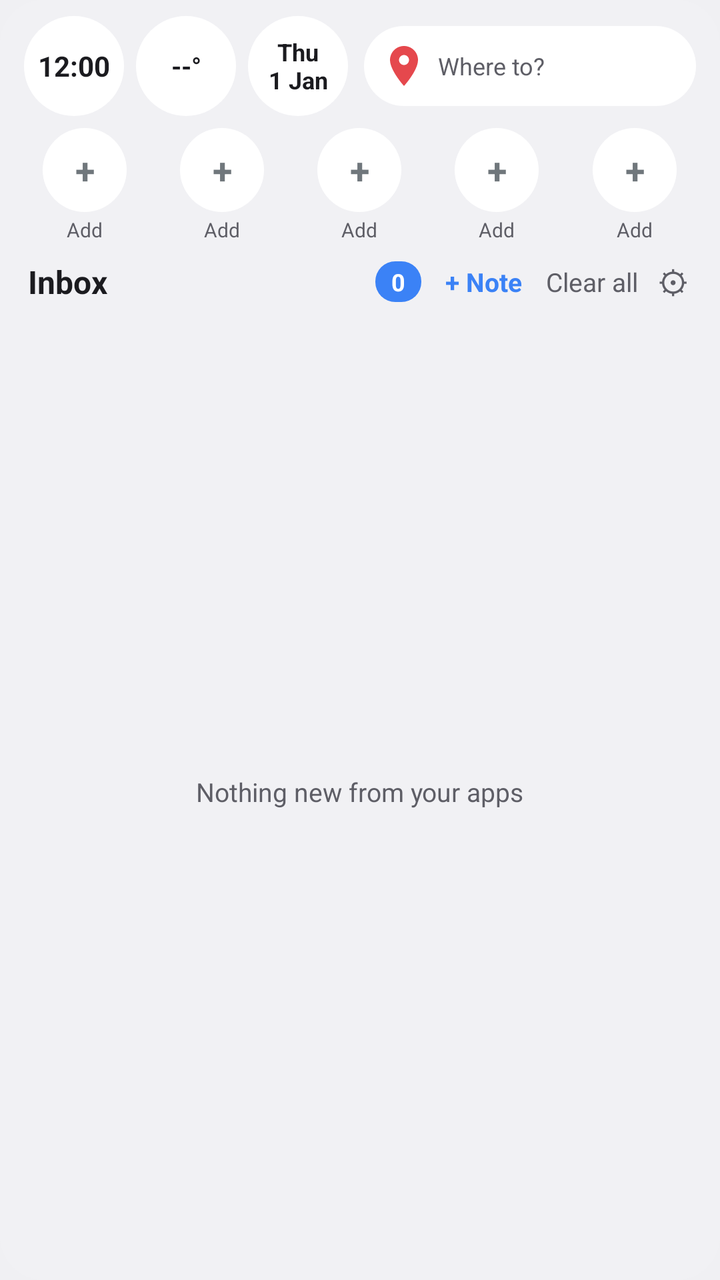
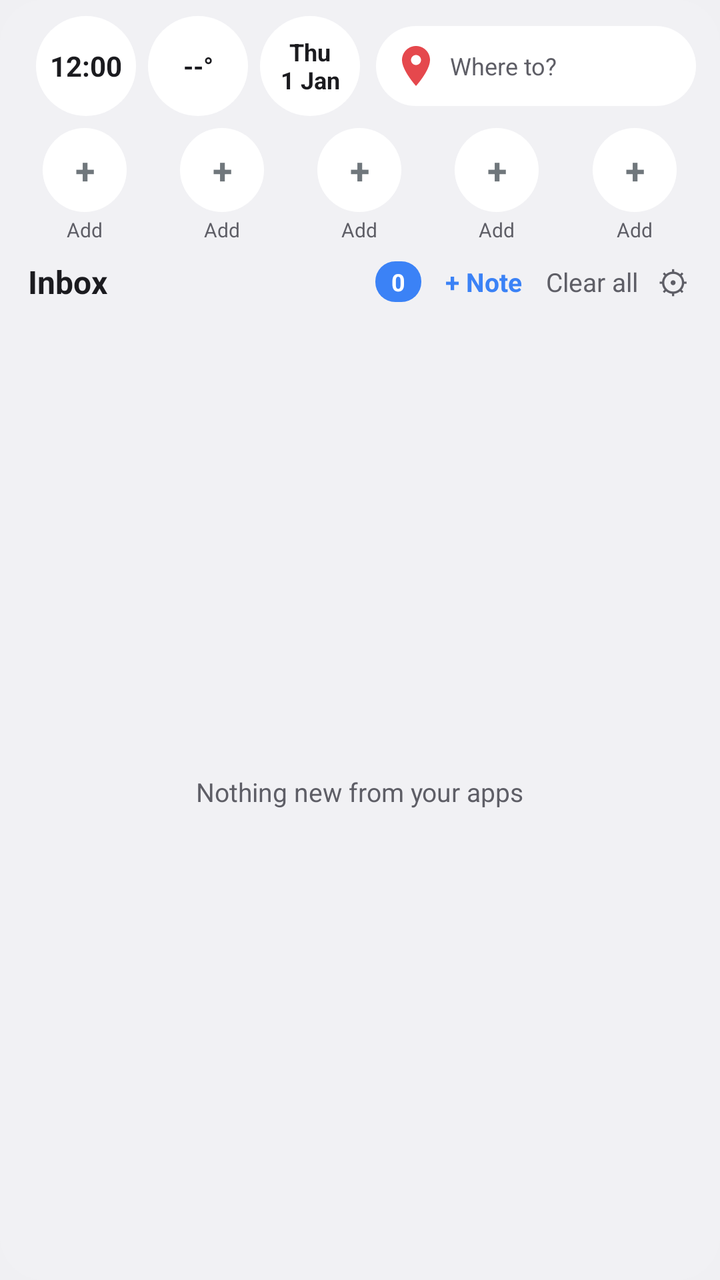

The first picture is an Android layout as it rendered before a commit; the second is the same layout after the commit. The layout source and the unified diff follow.
<!-- AndroidManifest.xml: application theme NtTheme -->
<!-- res/layout/widget_tiles.xml -->
<?xml version="1.0" encoding="utf-8"?>
<LinearLayout xmlns:android="http://schemas.android.com/apk/res/android"
    android:id="@+id/root"
    android:layout_width="match_parent"
    android:layout_height="match_parent"
    android:background="@drawable/nt_widget_bg"
    android:orientation="vertical"
    android:padding="8dp">


    <LinearLayout
        android:layout_width="match_parent"
        android:layout_height="wrap_content"
        android:gravity="center_vertical"
        android:orientation="horizontal"
        android:paddingStart="4dp"
        android:paddingEnd="4dp"
        android:paddingBottom="6dp">

        <TextClock
            android:id="@+id/wclock"
            android:layout_width="50dp"
            android:layout_height="50dp"
            android:background="@drawable/nt_circle_bg"
            android:format12Hour="h:mm"
            android:format24Hour="HH:mm"
            android:gravity="center"
            android:textColor="@color/nt_text"
            android:textSize="14sp"
            android:textStyle="bold" />

        <TextView
            android:id="@+id/wweather"
            android:layout_width="50dp"
            android:layout_height="50dp"
            android:layout_marginStart="6dp"
            android:background="@drawable/nt_circle_bg"
            android:gravity="center"
            android:text="--°"
            android:textColor="@color/nt_text"
            android:textSize="13sp"
            android:textStyle="bold" />

        <TextClock
            android:id="@+id/wdate"
            android:layout_width="50dp"
            android:layout_height="50dp"
            android:layout_marginStart="6dp"
            android:background="@drawable/nt_circle_bg"
            android:format12Hour="EEE&#10;d MMM"
            android:format24Hour="EEE&#10;d MMM"
            android:gravity="center"
            android:textColor="@color/nt_text"
            android:textSize="12sp"
            android:textStyle="bold" />

        <LinearLayout
            android:id="@+id/wloc"
            android:layout_width="0dp"
            android:layout_height="40dp"
            android:layout_marginStart="8dp"
            android:layout_weight="1"
            android:background="@drawable/nt_pill_bg"
            android:gravity="center_vertical"
            android:orientation="horizontal"
            android:paddingStart="8dp"
            android:paddingEnd="6dp">

            <ImageView
                android:id="@+id/wpin"
                android:layout_width="24dp"
                android:layout_height="24dp"
                android:src="@drawable/ic_pin" />

            <TextView
                android:layout_width="0dp"
                android:layout_height="wrap_content"
                android:layout_marginStart="5dp"
                android:layout_weight="1"
                android:ellipsize="end"
                android:maxLines="1"
                android:text="Where to?"
                android:textColor="@color/nt_sub"
                android:textSize="12sp" />
        </LinearLayout>
    </LinearLayout>

    <LinearLayout
        android:id="@+id/dialrow"
        android:layout_width="match_parent"
        android:layout_height="wrap_content"
        android:orientation="horizontal"
        android:paddingBottom="6dp">

        <LinearLayout
            android:id="@+id/dial0"
            android:layout_width="0dp"
            android:layout_height="wrap_content"
            android:layout_weight="1"
            android:gravity="center_horizontal"
            android:orientation="vertical">

            <TextView
                android:id="@+id/dc0"
                android:layout_width="42dp"
                android:layout_height="42dp"
                android:background="@drawable/nt_circle_bg"
                android:gravity="center"
                android:text="+"
                android:textSize="18sp"
                android:textStyle="bold" />

            <TextView
                android:id="@+id/dn0"
                android:layout_width="match_parent"
                android:layout_height="wrap_content"
                android:ellipsize="end"
                android:gravity="center"
                android:maxLines="1"
                android:paddingTop="2dp"
                android:text="Add"
                android:textColor="@color/nt_sub"
                android:textSize="10sp" />
        </LinearLayout>

        <LinearLayout
            android:id="@+id/dial1"
            android:layout_width="0dp"
            android:layout_height="wrap_content"
            android:layout_weight="1"
            android:gravity="center_horizontal"
            android:orientation="vertical">

            <TextView
                android:id="@+id/dc1"
                android:layout_width="42dp"
                android:layout_height="42dp"
                android:background="@drawable/nt_circle_bg"
                android:gravity="center"
                android:text="+"
                android:textSize="18sp"
                android:textStyle="bold" />

            <TextView
                android:id="@+id/dn1"
                android:layout_width="match_parent"
                android:layout_height="wrap_content"
                android:ellipsize="end"
                android:gravity="center"
                android:maxLines="1"
                android:paddingTop="2dp"
                android:text="Add"
                android:textColor="@color/nt_sub"
                android:textSize="10sp" />
        </LinearLayout>

        <LinearLayout
            android:id="@+id/dial2"
            android:layout_width="0dp"
            android:layout_height="wrap_content"
            android:layout_weight="1"
            android:gravity="center_horizontal"
            android:orientation="vertical">

            <TextView
                android:id="@+id/dc2"
                android:layout_width="42dp"
                android:layout_height="42dp"
                android:background="@drawable/nt_circle_bg"
                android:gravity="center"
                android:text="+"
                android:textSize="18sp"
                android:textStyle="bold" />

            <TextView
                android:id="@+id/dn2"
                android:layout_width="match_parent"
                android:layout_height="wrap_content"
                android:ellipsize="end"
                android:gravity="center"
                android:maxLines="1"
                android:paddingTop="2dp"
                android:text="Add"
                android:textColor="@color/nt_sub"
                android:textSize="10sp" />
        </LinearLayout>

        <LinearLayout
            android:id="@+id/dial3"
            android:layout_width="0dp"
            android:layout_height="wrap_content"
            android:layout_weight="1"
            android:gravity="center_horizontal"
            android:orientation="vertical">

            <TextView
                android:id="@+id/dc3"
                android:layout_width="42dp"
                android:layout_height="42dp"
                android:background="@drawable/nt_circle_bg"
                android:gravity="center"
                android:text="+"
                android:textSize="18sp"
                android:textStyle="bold" />

            <TextView
                android:id="@+id/dn3"
                android:layout_width="match_parent"
                android:layout_height="wrap_content"
                android:ellipsize="end"
                android:gravity="center"
                android:maxLines="1"
                android:paddingTop="2dp"
                android:text="Add"
                android:textColor="@color/nt_sub"
                android:textSize="10sp" />
        </LinearLayout>

        <LinearLayout
            android:id="@+id/dial4"
            android:layout_width="0dp"
            android:layout_height="wrap_content"
            android:layout_weight="1"
            android:gravity="center_horizontal"
            android:orientation="vertical">

            <TextView
                android:id="@+id/dc4"
                android:layout_width="42dp"
                android:layout_height="42dp"
                android:background="@drawable/nt_circle_bg"
                android:gravity="center"
                android:text="+"
                android:textSize="18sp"
                android:textStyle="bold" />

            <TextView
                android:id="@+id/dn4"
                android:layout_width="match_parent"
                android:layout_height="wrap_content"
                android:ellipsize="end"
                android:gravity="center"
                android:maxLines="1"
                android:paddingTop="2dp"
                android:text="Add"
                android:textColor="@color/nt_sub"
                android:textSize="10sp" />
        </LinearLayout>
    </LinearLayout>

    <LinearLayout
        android:id="@+id/header"
        android:layout_width="match_parent"
        android:layout_height="wrap_content"
        android:gravity="center_vertical"
        android:orientation="horizontal"
        android:paddingStart="6dp"
        android:paddingEnd="6dp"
        android:paddingBottom="6dp">

        <TextView
            android:id="@+id/hdr_title"
            android:layout_width="0dp"
            android:layout_height="wrap_content"
            android:layout_weight="1"
            android:text="Inbox"
            android:textColor="@color/nt_text"
            android:textSize="16sp"
            android:textStyle="bold" />

        <TextView
            android:id="@+id/count"
            android:layout_width="wrap_content"
            android:layout_height="wrap_content"
            android:background="@drawable/nt_badge_bg"
            android:paddingStart="8dp"
            android:paddingTop="2dp"
            android:paddingEnd="8dp"
            android:paddingBottom="2dp"
            android:text="0"
            android:textColor="#FFFFFF"
            android:textSize="12sp"
            android:textStyle="bold" />

        <TextView
            android:id="@+id/wnote"
            android:layout_width="wrap_content"
            android:layout_height="wrap_content"
            android:paddingStart="12dp"
            android:paddingTop="4dp"
            android:paddingEnd="6dp"
            android:paddingBottom="4dp"
            android:text="+ Note"
            android:textColor="@color/nt_badge"
            android:textSize="13sp"
            android:textStyle="bold" />

        <TextView
            android:id="@+id/wclear"
            android:layout_width="wrap_content"
            android:layout_height="wrap_content"
            android:paddingStart="6dp"
            android:paddingTop="4dp"
            android:paddingEnd="2dp"
            android:paddingBottom="4dp"
            android:text="Clear all"
            android:textColor="@color/nt_sub"
            android:textSize="13sp" />

        <TextView
            android:id="@+id/wset"
            android:layout_width="wrap_content"
            android:layout_height="wrap_content"
            android:paddingStart="8dp"
            android:paddingTop="2dp"
            android:paddingEnd="2dp"
            android:paddingBottom="2dp"
            android:text="⚙"
            android:textColor="@color/nt_sub"
            android:textSize="16sp" />
    </LinearLayout>

    <FrameLayout
        android:layout_width="match_parent"
        android:layout_height="0dp"
        android:layout_weight="1">

        <GridView
            android:id="@+id/grid"
            android:layout_width="match_parent"
            android:layout_height="match_parent"
            android:horizontalSpacing="6dp"
            android:listSelector="@android:color/transparent"
            android:numColumns="2"
            android:scrollbars="none"
            android:stretchMode="columnWidth"
            android:verticalSpacing="6dp" />

        <TextView
            android:id="@+id/empty"
            android:layout_width="wrap_content"
            android:layout_height="wrap_content"
            android:layout_gravity="center"
            android:text="Nothing new from your apps"
            android:textColor="@color/nt_sub"
            android:textSize="13sp" />
    </FrameLayout>
</LinearLayout>
<!-- resources referenced by this layout -->
<resources>
  <color name="nt_badge">#3B82F6</color>
  <color name="nt_sub">#5E5E66</color>
  <color name="nt_text">#1B1B1F</color>
  <!-- drawable ic_pin (drawable) -->
  <?xml version="1.0" encoding="utf-8"?>
  <vector xmlns:android="http://schemas.android.com/apk/res/android"
      android:width="24dp"
      android:height="24dp"
      android:viewportWidth="24"
      android:viewportHeight="24">
      <path
          android:fillColor="#E5484D"
          android:pathData="M12,2C8.13,2 5,5.13 5,9c0,5.25 7,13 7,13s7,-7.75 7,-13c0,-3.87 -3.13,-7 -7,-7zM12,11.5c-1.38,0 -2.5,-1.12 -2.5,-2.5s1.12,-2.5 2.5,-2.5 2.5,1.12 2.5,2.5 -1.12,2.5 -2.5,2.5z" />
  </vector>
  <!-- drawable nt_badge_bg (drawable) -->
  <?xml version="1.0" encoding="utf-8"?>
  <shape xmlns:android="http://schemas.android.com/apk/res/android" android:shape="rectangle">
      <solid android:color="@color/nt_badge" />
      <corners android:radius="10dp" />
  </shape>
  <!-- drawable nt_circle_bg (drawable) -->
  <?xml version="1.0" encoding="utf-8"?>
  <shape xmlns:android="http://schemas.android.com/apk/res/android" android:shape="oval">
      <solid android:color="@color/nt_circle" />
  </shape>
  <!-- drawable nt_pill_bg (drawable) -->
  <?xml version="1.0" encoding="utf-8"?>
  <shape xmlns:android="http://schemas.android.com/apk/res/android" android:shape="rectangle">
      <solid android:color="@color/nt_circle" />
      <corners android:radius="20dp" />
  </shape>
  <!-- drawable nt_widget_bg (drawable) -->
  <?xml version="1.0" encoding="utf-8"?>
  <shape xmlns:android="http://schemas.android.com/apk/res/android" android:shape="rectangle">
      <solid android:color="@color/nt_bg" />
      <corners android:radius="22dp" />
  </shape>
  <style name="NtTheme" parent="android:Theme.DeviceDefault.DayNight" />
  <color name="nt_circle">#FFFFFFFF</color>
  <color name="nt_bg">#EEF2F2F5</color>
</resources>

<!-- the commit's change to res/layout/widget_tiles.xml (unified diff, before → after) -->
@@ -17,45 +17,8 @@
         android:paddingEnd="4dp"
         android:paddingBottom="6dp">
 
-        <TextClock
-            android:id="@+id/wclock"
-            android:layout_width="50dp"
-            android:layout_height="50dp"
-            android:background="@drawable/nt_circle_bg"
-            android:format12Hour="h:mm"
-            android:format24Hour="HH:mm"
-            android:gravity="center"
-            android:textColor="@color/nt_text"
-            android:textSize="14sp"
-            android:textStyle="bold" />
-
-        <TextView
-            android:id="@+id/wweather"
-            android:layout_width="50dp"
-            android:layout_height="50dp"
-            android:layout_marginStart="6dp"
-            android:background="@drawable/nt_circle_bg"
-            android:gravity="center"
-            android:text="--°"
-            android:textColor="@color/nt_text"
-            android:textSize="13sp"
-            android:textStyle="bold" />
-
-        <TextClock
-            android:id="@+id/wdate"
-            android:layout_width="50dp"
-            android:layout_height="50dp"
-            android:layout_marginStart="6dp"
-            android:background="@drawable/nt_circle_bg"
-            android:format12Hour="EEE&#10;d MMM"
-            android:format24Hour="EEE&#10;d MMM"
-            android:gravity="center"
-            android:textColor="@color/nt_text"
-            android:textSize="12sp"
-            android:textStyle="bold" />
-
-        <LinearLayout
-            android:id="@+id/wloc"
+        <LinearLayout
+            android:id="@+id/wlocA"
             android:layout_width="0dp"
             android:layout_height="40dp"
             android:layout_marginStart="8dp"
@@ -64,10 +27,195 @@
             android:gravity="center_vertical"
             android:orientation="horizontal"
             android:paddingStart="8dp"
-            android:paddingEnd="6dp">
+            android:paddingEnd="6dp"
+            android:visibility="gone">
 
             <ImageView
-                android:id="@+id/wpin"
+                android:id="@+id/wpinA"
+                android:layout_width="24dp"
+                android:layout_height="24dp"
+                android:src="@drawable/ic_pin" />
+
+            <TextView
+                android:layout_width="0dp"
+                android:layout_height="wrap_content"
+                android:layout_marginStart="5dp"
+                android:layout_weight="1"
+                android:ellipsize="end"
+                android:maxLines="1"
+                android:text="Where to?"
+                android:textColor="@color/nt_sub"
+                android:textSize="12sp" />
+        </LinearLayout>
+
+        <LinearLayout
+            android:layout_width="wrap_content"
+            android:layout_height="wrap_content"
+            android:orientation="horizontal">
+
+        <TextClock
+            android:id="@+id/wclock0"
+            android:layout_width="50dp"
+            android:layout_height="50dp"
+            android:layout_marginStart="6dp"
+            android:background="@drawable/nt_circle_bg"
+            android:gravity="center"
+            android:textColor="@color/nt_text"
+            android:textStyle="bold"
+            android:visibility="visible"
+            android:format12Hour="h:mm"
+            android:format24Hour="HH:mm"
+            android:textSize="14sp"
+            />
+
+        <TextView
+            android:id="@+id/wweather0"
+            android:layout_width="50dp"
+            android:layout_height="50dp"
+            android:layout_marginStart="6dp"
+            android:background="@drawable/nt_circle_bg"
+            android:gravity="center"
+            android:textColor="@color/nt_text"
+            android:textStyle="bold"
+            android:visibility="gone"
+            android:text="--°"
+            android:textSize="13sp"
+            />
+
+        <TextClock
+            android:id="@+id/wdate0"
+            android:layout_width="50dp"
+            android:layout_height="50dp"
+            android:layout_marginStart="6dp"
+            android:background="@drawable/nt_circle_bg"
+            android:gravity="center"
+            android:textColor="@color/nt_text"
+            android:textStyle="bold"
+            android:visibility="gone"
+            android:format12Hour="EEE&#10;d MMM"
+            android:format24Hour="EEE&#10;d MMM"
+            android:textSize="12sp"
+            />
+
+        </LinearLayout>
+
+        <LinearLayout
+            android:layout_width="wrap_content"
+            android:layout_height="wrap_content"
+            android:orientation="horizontal">
+
+        <TextClock
+            android:id="@+id/wclock1"
+            android:layout_width="50dp"
+            android:layout_height="50dp"
+            android:layout_marginStart="6dp"
+            android:background="@drawable/nt_circle_bg"
+            android:gravity="center"
+            android:textColor="@color/nt_text"
+            android:textStyle="bold"
+            android:visibility="gone"
+            android:format12Hour="h:mm"
+            android:format24Hour="HH:mm"
+            android:textSize="14sp"
+            />
+
+        <TextView
+            android:id="@+id/wweather1"
+            android:layout_width="50dp"
+            android:layout_height="50dp"
+            android:layout_marginStart="6dp"
+            android:background="@drawable/nt_circle_bg"
+            android:gravity="center"
+            android:textColor="@color/nt_text"
+            android:textStyle="bold"
+            android:visibility="visible"
+            android:text="--°"
+            android:textSize="13sp"
+            />
+
+        <TextClock
+            android:id="@+id/wdate1"
+            android:layout_width="50dp"
+            android:layout_height="50dp"
+            android:layout_marginStart="6dp"
+            android:background="@drawable/nt_circle_bg"
+            android:gravity="center"
+            android:textColor="@color/nt_text"
+            android:textStyle="bold"
+            android:visibility="gone"
+            android:format12Hour="EEE&#10;d MMM"
+            android:format24Hour="EEE&#10;d MMM"
+            android:textSize="12sp"
+            />
+
+        </LinearLayout>
+
+        <LinearLayout
+            android:layout_width="wrap_content"
+            android:layout_height="wrap_content"
+            android:orientation="horizontal">
+
+        <TextClock
+            android:id="@+id/wclock2"
+            android:layout_width="50dp"
+            android:layout_height="50dp"
+            android:layout_marginStart="6dp"
+            android:background="@drawable/nt_circle_bg"
+            android:gravity="center"
+            android:textColor="@color/nt_text"
+            android:textStyle="bold"
+            android:visibility="gone"
+            android:format12Hour="h:mm"
+            android:format24Hour="HH:mm"
+            android:textSize="14sp"
+            />
+
+        <TextView
+            android:id="@+id/wweather2"
+            android:layout_width="50dp"
+            android:layout_height="50dp"
+            android:layout_marginStart="6dp"
+            android:background="@drawable/nt_circle_bg"
+            android:gravity="center"
+            android:textColor="@color/nt_text"
+            android:textStyle="bold"
+            android:visibility="gone"
+            android:text="--°"
+            android:textSize="13sp"
+            />
+
+        <TextClock
+            android:id="@+id/wdate2"
+            android:layout_width="50dp"
+            android:layout_height="50dp"
+            android:layout_marginStart="6dp"
+            android:background="@drawable/nt_circle_bg"
+            android:gravity="center"
+            android:textColor="@color/nt_text"
+            android:textStyle="bold"
+            android:visibility="visible"
+            android:format12Hour="EEE&#10;d MMM"
+            android:format24Hour="EEE&#10;d MMM"
+            android:textSize="12sp"
+            />
+
+        </LinearLayout>
+
+        <LinearLayout
+            android:id="@+id/wlocB"
+            android:layout_width="0dp"
+            android:layout_height="40dp"
+            android:layout_marginStart="8dp"
+            android:layout_weight="1"
+            android:background="@drawable/nt_pill_bg"
+            android:gravity="center_vertical"
+            android:orientation="horizontal"
+            android:paddingStart="8dp"
+            android:paddingEnd="6dp"
+            android:visibility="visible">
+
+            <ImageView
+                android:id="@+id/wpinB"
                 android:layout_width="24dp"
                 android:layout_height="24dp"
                 android:src="@drawable/ic_pin" />
